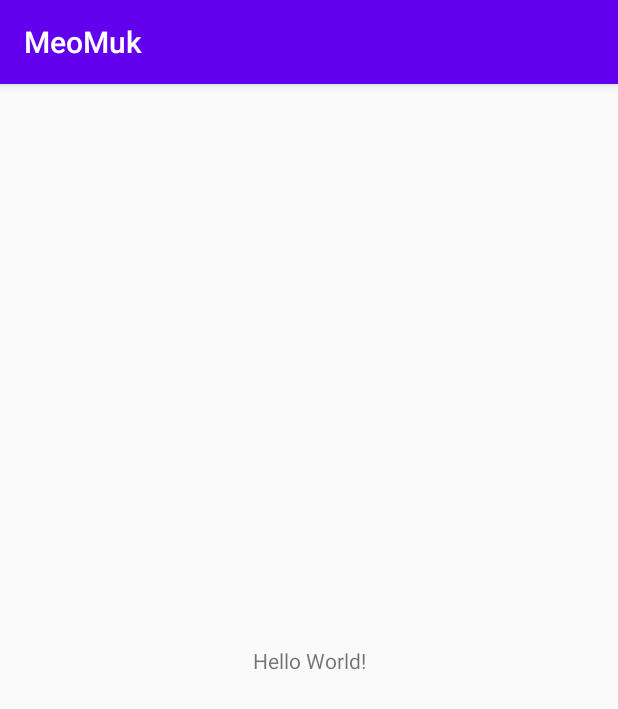
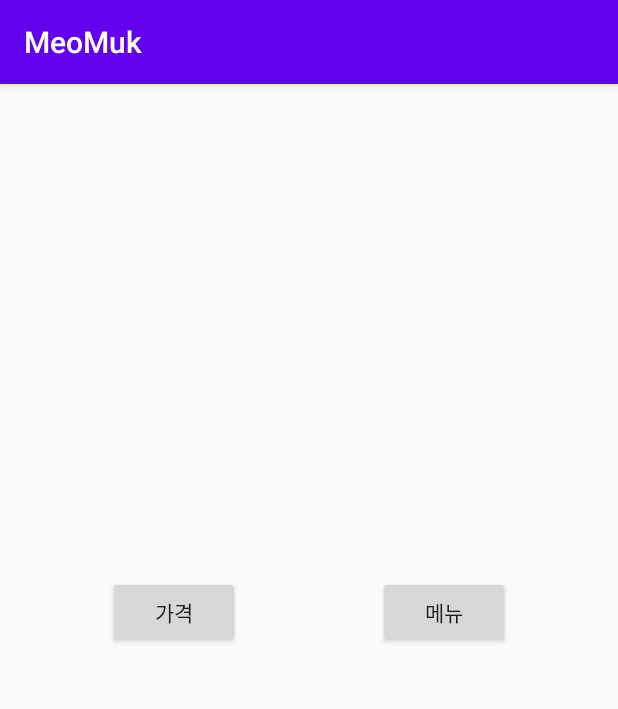
Before and after one commit to hamham300/MeoMuk, an Android app: the screen it shows after launch (MainActivity), on a phone screen of 412 x 824 dp. Shown: the top 709 px of the screen. Run offline under Robolectric (Android 15) with nearby library versions, the phone set to English and light mode, and no system bars.

Commit message:
Jeon 2020-03-18 16:43 splash logo + main base

```diff
--- a/app/src/main/AndroidManifest.xml
+++ b/app/src/main/AndroidManifest.xml
@@ -9,13 +9,20 @@
         android:roundIcon="@mipmap/ic_launcher_round"
         android:supportsRtl="true"
         android:theme="@style/AppTheme">
-        <activity android:name=".MainActivity">
+        <activity android:name=".SplashActivity"
+            android:screenOrientation="fullSensor"
+            android:theme="@style/SplashTheme">
             <intent-filter>
                 <action android:name="android.intent.action.MAIN" />
 
                 <category android:name="android.intent.category.LAUNCHER" />
             </intent-filter>
         </activity>
+
+        <activity android:name=".MainActivity"
+            android:screenOrientation="fullSensor"
+        />
+
     </application>
 
 </manifest>
--- /dev/null
+++ b/app/src/main/java/kr/co/hwakjjin/myapplication/SplashActivity.java
@@ -0,0 +1,22 @@
+package kr.co.hwakjjin.myapplication;
+
+import android.app.Activity;
+import android.content.Intent;
+import android.os.Bundle;
+
+import static androidx.core.content.ContextCompat.startActivity;
+
+public class SplashActivity extends Activity {
+    @Override
+    protected void onCreate(Bundle savedInstanceState){
+        super.onCreate(savedInstanceState);
+
+        try{
+            Thread.sleep(1000);
+        }catch (InterruptedException e){
+            e.printStackTrace();
+        }
+        startActivity(new Intent(this,MainActivity.class));
+        finish();
+    }
+}
--- a/app/src/main/res/layout/activity_main.xml
+++ b/app/src/main/res/layout/activity_main.xml
@@ -6,13 +6,25 @@
     android:layout_height="match_parent"
     tools:context=".MainActivity">
 
-    <TextView
+    <Button
+        android:id="@+id/button"
         android:layout_width="wrap_content"
         android:layout_height="wrap_content"
-        android:text="Hello World!"
-        app:layout_constraintBottom_toBottomOf="parent"
-        app:layout_constraintLeft_toLeftOf="parent"
-        app:layout_constraintRight_toRightOf="parent"
+        android:layout_marginStart="92dp"
+        android:layout_marginLeft="92dp"
+        android:layout_marginTop="328dp"
+        android:text="메뉴"
+        app:layout_constraintStart_toEndOf="@+id/button2"
         app:layout_constraintTop_toTopOf="parent" />
 
+    <Button
+        android:id="@+id/button2"
+        android:layout_width="wrap_content"
+        android:layout_height="wrap_content"
+        android:layout_marginStart="72dp"
+        android:layout_marginLeft="72dp"
+        android:layout_marginTop="328dp"
+        android:text="가격"
+        app:layout_constraintStart_toStartOf="parent"
+        app:layout_constraintTop_toTopOf="parent" />
 </androidx.constraintlayout.widget.ConstraintLayout>
--- a/app/src/main/res/values/styles.xml
+++ b/app/src/main/res/values/styles.xml
@@ -8,4 +8,8 @@
         <item name="colorAccent">@color/colorAccent</item>
     </style>
 
+    <style name="SplashTheme" parent="@android:style/Theme.Light.NoTitleBar">
+        <item name="android:windowBackground">@drawable/splash_logo</item>
+    </style>
+
 </resources>
```
Also changed, not shown: app/src/main/res/drawable-v24/splash_logo.png (added).
